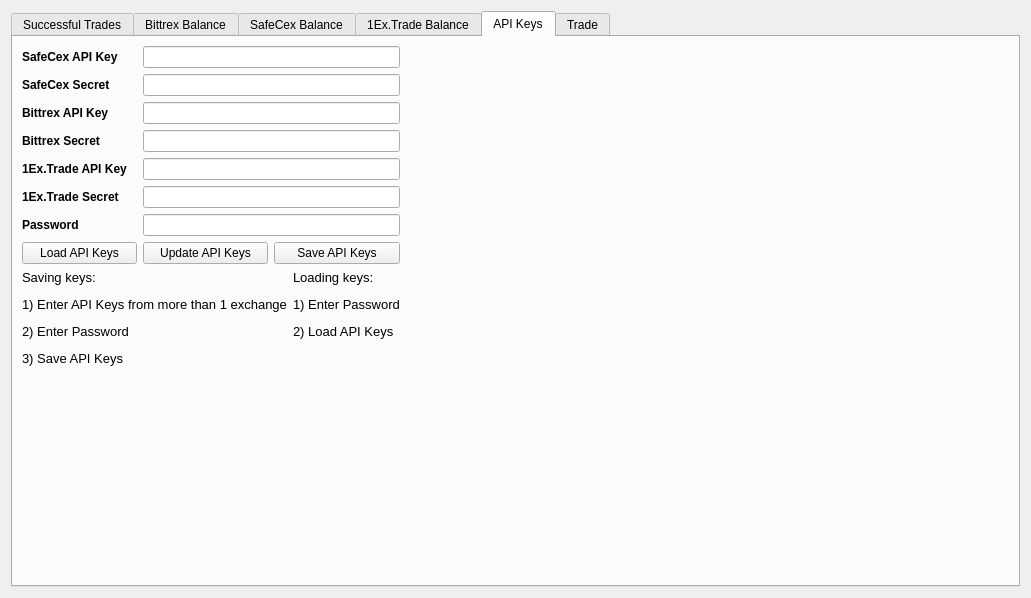
Old version of the form src/qt/forms/arbitrage.ui in the repository Infernoman/Transfercoin.
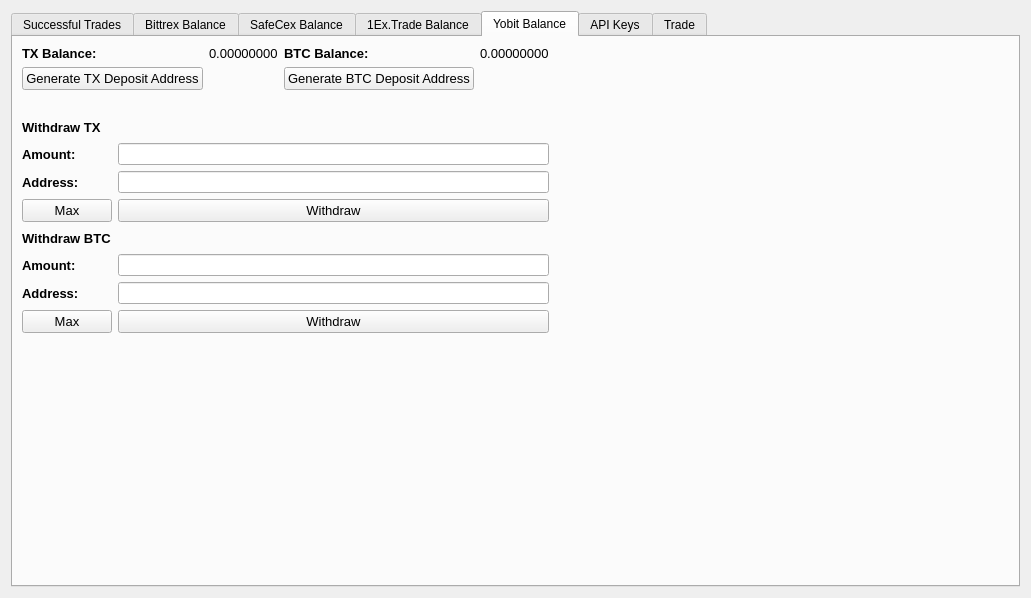
New version of the form. The open tabs and pages were chosen to show the change.

What changed in the file:
```diff
--- a/src/qt/forms/arbitrage.ui
+++ b/src/qt/forms/arbitrage.ui
@@ -1517,6 +1517,381 @@
        </item>
       </layout>
      </widget>
+     <widget class="QWidget" name="tab">
+      <attribute name="title">
+       <string>Yobit Balance</string>
+      </attribute>
+      <layout class="QGridLayout" name="gridLayout_15">
+       <item row="0" column="0">
+        <layout class="QGridLayout" name="gridLayout_5">
+         <item row="0" column="0">
+          <widget class="QLabel" name="label_31">
+           <property name="font">
+            <font>
+             <pointsize>10</pointsize>
+             <weight>75</weight>
+             <bold>true</bold>
+            </font>
+           </property>
+           <property name="text">
+            <string>TX Balance:</string>
+           </property>
+          </widget>
+         </item>
+         <item row="0" column="1">
+          <widget class="QLabel" name="YobitTXBalance">
+           <property name="font">
+            <font>
+             <pointsize>10</pointsize>
+            </font>
+           </property>
+           <property name="text">
+            <string>0.00000000</string>
+           </property>
+           <property name="textInteractionFlags">
+            <set>Qt::LinksAccessibleByMouse|Qt::TextSelectableByMouse</set>
+           </property>
+          </widget>
+         </item>
+         <item row="0" column="2">
+          <widget class="QLabel" name="label_67">
+           <property name="font">
+            <font>
+             <pointsize>10</pointsize>
+             <weight>75</weight>
+             <bold>true</bold>
+            </font>
+           </property>
+           <property name="text">
+            <string>BTC Balance:</string>
+           </property>
+          </widget>
+         </item>
+         <item row="0" column="3">
+          <widget class="QLabel" name="YobitBTCBalance">
+           <property name="font">
+            <font>
+             <pointsize>10</pointsize>
+            </font>
+           </property>
+           <property name="text">
+            <string>0.00000000</string>
+           </property>
+           <property name="textInteractionFlags">
+            <set>Qt::LinksAccessibleByMouse|Qt::TextSelectableByMouse</set>
+           </property>
+          </widget>
+         </item>
+         <item row="1" column="0">
+          <widget class="QPushButton" name="YobitTXGenDepositBTN">
+           <property name="font">
+            <font>
+             <pointsize>10</pointsize>
+            </font>
+           </property>
+           <property name="text">
+            <string>Generate TX Deposit Address</string>
+           </property>
+          </widget>
+         </item>
+         <item row="1" column="2">
+          <widget class="QPushButton" name="YobitBTCGenDepositBTN">
+           <property name="font">
+            <font>
+             <pointsize>10</pointsize>
+            </font>
+           </property>
+           <property name="text">
+            <string>Generate BTC Deposit Address</string>
+           </property>
+          </widget>
+         </item>
+        </layout>
+       </item>
+       <item row="0" column="1" rowspan="4">
+        <spacer name="horizontalSpacer_13">
+         <property name="orientation">
+          <enum>Qt::Horizontal</enum>
+         </property>
+         <property name="sizeHint" stdset="0">
+          <size>
+           <width>467</width>
+           <height>528</height>
+          </size>
+         </property>
+        </spacer>
+       </item>
+       <item row="1" column="0">
+        <layout class="QHBoxLayout" name="horizontalLayout_9">
+         <item>
+          <widget class="QLabel" name="YobitTXAddress">
+           <property name="font">
+            <font>
+             <pointsize>10</pointsize>
+             <weight>75</weight>
+             <bold>true</bold>
+            </font>
+           </property>
+           <property name="text">
+            <string/>
+           </property>
+           <property name="textInteractionFlags">
+            <set>Qt::TextSelectableByMouse</set>
+           </property>
+          </widget>
+         </item>
+         <item>
+          <widget class="QLabel" name="YobitBTCAddress">
+           <property name="font">
+            <font>
+             <pointsize>10</pointsize>
+             <weight>75</weight>
+             <bold>true</bold>
+            </font>
+           </property>
+           <property name="text">
+            <string/>
+           </property>
+           <property name="textInteractionFlags">
+            <set>Qt::TextSelectableByMouse</set>
+           </property>
+          </widget>
+         </item>
+        </layout>
+       </item>
+       <item row="2" column="0">
+        <layout class="QGridLayout" name="gridLayout_14">
+         <item row="3" column="0">
+          <widget class="QPushButton" name="Yobit_Withdraw_MaxTX_Amount">
+           <property name="font">
+            <font>
+             <pointsize>10</pointsize>
+            </font>
+           </property>
+           <property name="text">
+            <string>Max</string>
+           </property>
+          </widget>
+         </item>
+         <item row="4" column="1">
+          <spacer name="horizontalSpacer_11">
+           <property name="orientation">
+            <enum>Qt::Horizontal</enum>
+           </property>
+           <property name="sizeHint" stdset="0">
+            <size>
+             <width>40</width>
+             <height>20</height>
+            </size>
+           </property>
+          </spacer>
+         </item>
+         <item row="4" column="0">
+          <widget class="QLabel" name="label_68">
+           <property name="font">
+            <font>
+             <pointsize>10</pointsize>
+             <weight>75</weight>
+             <bold>true</bold>
+            </font>
+           </property>
+           <property name="text">
+            <string>Withdraw BTC</string>
+           </property>
+          </widget>
+         </item>
+         <item row="5" column="0">
+          <widget class="QLabel" name="label_69">
+           <property name="font">
+            <font>
+             <pointsize>10</pointsize>
+             <weight>75</weight>
+             <bold>true</bold>
+            </font>
+           </property>
+           <property name="text">
+            <string>Amount:</string>
+           </property>
+          </widget>
+         </item>
+         <item row="0" column="0">
+          <widget class="QLabel" name="label_70">
+           <property name="font">
+            <font>
+             <pointsize>10</pointsize>
+             <weight>75</weight>
+             <bold>true</bold>
+            </font>
+           </property>
+           <property name="text">
+            <string>Withdraw TX</string>
+           </property>
+          </widget>
+         </item>
+         <item row="3" column="1">
+          <widget class="QPushButton" name="YobitWithdrawTXBtn">
+           <property name="font">
+            <font>
+             <pointsize>10</pointsize>
+            </font>
+           </property>
+           <property name="text">
+            <string>Withdraw</string>
+           </property>
+          </widget>
+         </item>
+         <item row="1" column="0">
+          <widget class="QLabel" name="label_71">
+           <property name="font">
+            <font>
+             <pointsize>10</pointsize>
+             <weight>75</weight>
+             <bold>true</bold>
+            </font>
+           </property>
+           <property name="text">
+            <string>Amount:</string>
+           </property>
+          </widget>
+         </item>
+         <item row="0" column="1">
+          <spacer name="horizontalSpacer_12">
+           <property name="orientation">
+            <enum>Qt::Horizontal</enum>
+           </property>
+           <property name="sizeHint" stdset="0">
+            <size>
+             <width>40</width>
+             <height>20</height>
+            </size>
+           </property>
+          </spacer>
+         </item>
+         <item row="2" column="1">
+          <widget class="QLineEdit" name="YobitWithdrawTXAddress">
+           <property name="font">
+            <font>
+             <pointsize>9</pointsize>
+             <weight>75</weight>
+             <bold>true</bold>
+            </font>
+           </property>
+           <property name="text">
+            <string/>
+           </property>
+          </widget>
+         </item>
+         <item row="1" column="1">
+          <widget class="QLineEdit" name="YobitWithdrawTXInput">
+           <property name="font">
+            <font>
+             <pointsize>9</pointsize>
+             <weight>75</weight>
+             <bold>true</bold>
+            </font>
+           </property>
+           <property name="text">
+            <string/>
+           </property>
+          </widget>
+         </item>
+         <item row="2" column="0">
+          <widget class="QLabel" name="label_72">
+           <property name="font">
+            <font>
+             <pointsize>10</pointsize>
+             <weight>75</weight>
+             <bold>true</bold>
+            </font>
+           </property>
+           <property name="text">
+            <string>Address:</string>
+           </property>
+          </widget>
+         </item>
+         <item row="6" column="0">
+          <widget class="QLabel" name="label_73">
+           <property name="font">
+            <font>
+             <pointsize>10</pointsize>
+             <weight>75</weight>
+             <bold>true</bold>
+            </font>
+           </property>
+           <property name="text">
+            <string>Address:</string>
+           </property>
+          </widget>
+         </item>
+         <item row="5" column="1">
+          <widget class="QLineEdit" name="YobitWithdrawBTCInput">
+           <property name="font">
+            <font>
+             <pointsize>9</pointsize>
+             <weight>75</weight>
+             <bold>true</bold>
+            </font>
+           </property>
+           <property name="text">
+            <string/>
+           </property>
+          </widget>
+         </item>
+         <item row="6" column="1">
+          <widget class="QLineEdit" name="YobitWithdrawBTCAddress">
+           <property name="font">
+            <font>
+             <pointsize>9</pointsize>
+             <weight>75</weight>
+             <bold>true</bold>
+            </font>
+           </property>
+           <property name="text">
+            <string/>
+           </property>
+          </widget>
+         </item>
+         <item row="7" column="0">
+          <widget class="QPushButton" name="Yobit_Withdraw_MaxBTC_Amount">
+           <property name="font">
+            <font>
+             <pointsize>10</pointsize>
+            </font>
+           </property>
+           <property name="text">
+            <string>Max</string>
+           </property>
+          </widget>
+         </item>
+         <item row="7" column="1">
+          <widget class="QPushButton" name="YobitWithdrawBTCBtn">
+           <property name="font">
+            <font>
+             <pointsize>10</pointsize>
+            </font>
+           </property>
+           <property name="text">
+            <string>Withdraw</string>
+           </property>
+          </widget>
+         </item>
+        </layout>
+       </item>
+       <item row="3" column="0">
+        <spacer name="verticalSpacer_4">
+         <property name="orientation">
+          <enum>Qt::Vertical</enum>
+         </property>
+         <property name="sizeHint" stdset="0">
+          <size>
+           <width>508</width>
+           <height>233</height>
+          </size>
+         </property>
+        </spacer>
+       </item>
+      </layout>
+     </widget>
      <widget class="QWidget" name="ApiKeys">
       <attribute name="title">
        <string>API Keys</string>
@@ -1542,7 +1917,7 @@
          </property>
         </widget>
        </item>
-       <item row="0" column="4" rowspan="9">
+       <item row="0" column="4" rowspan="11">
         <spacer name="horizontalSpacer">
          <property name="orientation">
           <enum>Qt::Horizontal</enum>
@@ -1617,7 +1992,7 @@
         </widget>
        </item>
        <item row="4" column="1" colspan="3">
-        <widget class="QLineEdit" name="ExtradeSecretKeyInput"/>
+        <widget class="QLineEdit" name="ExtradeApiKeyInput"/>
        </item>
        <item row="5" column="0">
         <widget class="QLabel" name="label_25">
@@ -1633,9 +2008,41 @@
         </widget>
        </item>
        <item row="5" column="1" colspan="3">
-        <widget class="QLineEdit" name="ExtradeApiKeyInput"/>
+        <widget class="QLineEdit" name="ExtradeSecretKeyInput"/>
        </item>
        <item row="6" column="0">
+        <widget class="QLabel" name="label_33">
+         <property name="font">
+          <font>
+           <weight>75</weight>
+           <bold>true</bold>
+          </font>
+         </property>
+         <property name="text">
+          <string>Yobit API Key</string>
+         </property>
+        </widget>
+       </item>
+       <item row="6" column="1" colspan="3">
+        <widget class="QLineEdit" name="YobitApiKeyInput"/>
+       </item>
+       <item row="7" column="0">
+        <widget class="QLabel" name="label_26">
+         <property name="font">
+          <font>
+           <weight>75</weight>
+           <bold>true</bold>
+          </font>
+         </property>
+         <property name="text">
+          <string>Yobit Secret</string>
+         </property>
+        </widget>
+       </item>
+       <item row="7" column="1" colspan="3">
+        <widget class="QLineEdit" name="YobitSecretKeyInput"/>
+       </item>
+       <item row="8" column="0">
         <widget class="QLabel" name="label_29">
          <property name="font">
           <font>
@@ -1648,14 +2055,14 @@
          </property>
         </widget>
        </item>
-       <item row="6" column="1" colspan="3">
+       <item row="8" column="1" colspan="3">
         <widget class="QLineEdit" name="PasswordInput">
          <property name="echoMode">
           <enum>QLineEdit::Password</enum>
          </property>
         </widget>
        </item>
-       <item row="7" column="0">
+       <item row="9" column="0">
         <widget class="QPushButton" name="LoadKeys">
          <property name="minimumSize">
           <size>
@@ -1668,7 +2075,7 @@
          </property>
         </widget>
        </item>
-       <item row="7" column="1">
+       <item row="9" column="1">
         <widget class="QPushButton" name="UpdateKeys">
          <property name="minimumSize">
           <size>
@@ -1681,7 +2088,7 @@
          </property>
         </widget>
        </item>
-       <item row="7" column="2" colspan="2">
+       <item row="9" column="2" colspan="2">
         <widget class="QPushButton" name="SaveKeys">
          <property name="minimumSize">
           <size>
@@ -1694,7 +2101,7 @@
          </property>
         </widget>
        </item>
-       <item row="8" column="0" colspan="3">
+       <item row="10" column="0" colspan="3">
         <widget class="QLabel" name="label232_21">
          <property name="font">
           <font>
@@ -1711,7 +2118,7 @@
          </property>
         </widget>
        </item>
-       <item row="8" column="3">
+       <item row="10" column="3">
         <widget class="QLabel" name="label232_22">
          <property name="font">
           <font>
```
Left out of the diff: 51 changed lines with no effect on the pictures.
